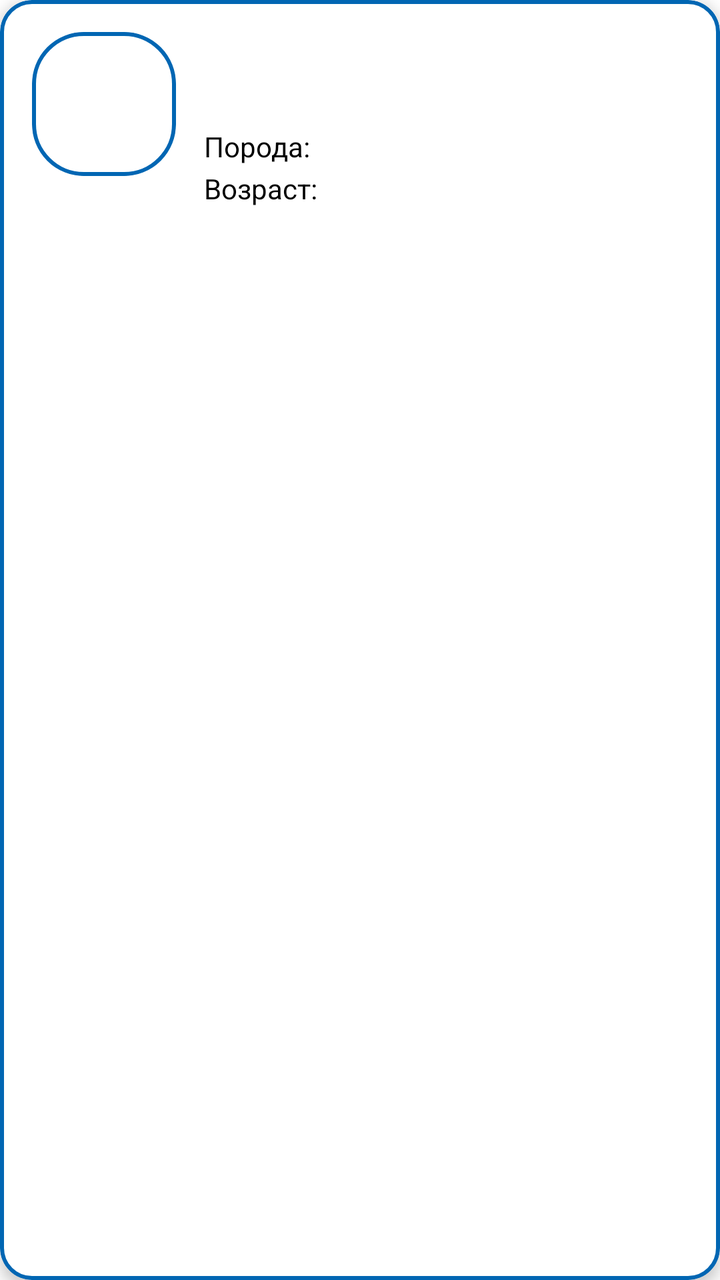
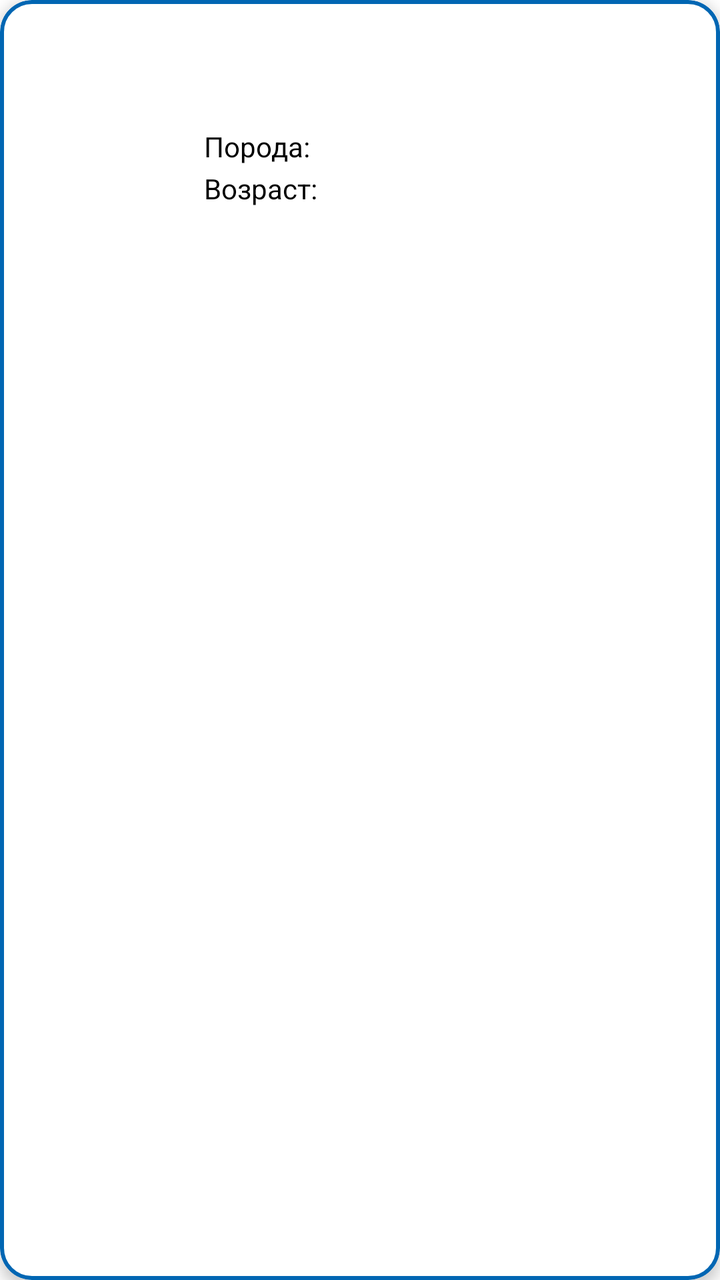

An Android layout rendered at two revisions. The XML below is the earlier revision; the diff shows what the commit changed to produce the second picture.
<!-- AndroidManifest.xml: application theme Theme.VetUslugi -->
<!-- res/layout/item_animal.xml -->
<?xml version="1.0" encoding="utf-8"?>
<com.google.android.material.card.MaterialCardView xmlns:android="http://schemas.android.com/apk/res/android"
    xmlns:app="http://schemas.android.com/apk/res-auto"
    android:layout_width="match_parent"
    android:layout_height="wrap_content"
    android:layout_marginStart="12dp"
    android:layout_marginEnd="12dp"
    android:layout_marginTop="6dp"
    android:layout_marginBottom="6dp"
    android:backgroundTint="?android:attr/background"
    app:cardCornerRadius="16dp"
    app:cardElevation="4dp"
    app:strokeColor="@color/blue"
    app:strokeWidth="2dp">

    <LinearLayout
        android:layout_width="match_parent"
        android:layout_height="wrap_content"
        android:orientation="horizontal"
        android:padding="16dp">

        <ImageView
            android:id="@+id/ivAnimalPhoto"
            android:layout_width="72dp"
            android:layout_height="72dp"
            android:layout_marginEnd="14dp"
            android:scaleType="centerCrop"
            android:background="@drawable/rounded_corners"
            android:clipToOutline="true" />

        <LinearLayout
            android:layout_width="0dp"
            android:layout_height="wrap_content"
            android:layout_gravity="center_vertical"
            android:layout_weight="1"
            android:orientation="vertical">

            <TextView
                android:id="@+id/tvAnimalNickname"
                android:layout_width="wrap_content"
                android:layout_height="wrap_content"
                android:textColor="?android:attr/colorPrimary"
                android:textSize="17sp"
                android:textStyle="bold" />

            <TextView
                android:id="@+id/tvAnimalSpecies"
                android:layout_width="wrap_content"
                android:layout_height="wrap_content"
                android:layout_marginTop="2dp"
                android:textColor="?android:attr/colorPrimary"
                android:textSize="14sp" />

            <LinearLayout
                android:layout_width="wrap_content"
                android:layout_height="wrap_content"
                android:layout_marginTop="4dp">

                <TextView
                    android:layout_width="wrap_content"
                    android:layout_height="wrap_content"
                    android:text="Порода: "
                    android:textColor="?android:attr/colorPrimary"
                    android:textSize="14sp" />

                <TextView
                    android:id="@+id/tvAnimalBreed"
                    android:layout_width="wrap_content"
                    android:layout_height="wrap_content"
                    android:textColor="?android:attr/colorPrimary"
                    android:textSize="14sp" />
            </LinearLayout>

            <LinearLayout
                android:layout_width="wrap_content"
                android:layout_height="wrap_content"
                android:layout_marginTop="2dp">

                <TextView
                    android:layout_width="wrap_content"
                    android:layout_height="wrap_content"
                    android:text="Возраст: "
                    android:textColor="?android:attr/colorPrimary"
                    android:textSize="14sp" />

                <TextView
                    android:id="@+id/tvAnimalAge"
                    android:layout_width="wrap_content"
                    android:layout_height="wrap_content"
                    android:textColor="?android:attr/colorPrimary"
                    android:textSize="14sp" />
            </LinearLayout>

            <TextView
                android:id="@+id/tvAnimalDiseases"
                android:layout_width="wrap_content"
                android:layout_height="wrap_content"
                android:layout_marginTop="4dp"
                android:textColor="@color/red"
                android:textSize="13sp"
                android:visibility="gone" />

        </LinearLayout>

    </LinearLayout>

</com.google.android.material.card.MaterialCardView>
<!-- resources referenced by this layout -->
<resources>
  <color name="blue">#0066B3</color>
  <color name="red">#EE2F53</color>
  <!-- drawable rounded_corners (drawable) -->
  <?xml version="1.0" encoding="utf-8"?>
  <selector xmlns:android="http://schemas.android.com/apk/res/android">
  
      <item android:state_focused="true">
          <shape>
              <solid android:color="?android:attr/background" />
              <stroke android:width="2.5dp" android:color="@color/blue" />
              <corners android:radius="25dp" />
              <padding
                  android:bottom="10dp"
                  android:left="12dp"
                  android:right="12dp"
                  android:top="10dp" />
          </shape>
      </item>
  
      <item>
          <shape>
              <solid android:color="?android:attr/background" />
              <stroke android:width="2dp" android:color="@color/blue" />
              <corners android:radius="25dp" />
              <padding
                  android:bottom="10dp"
                  android:left="12dp"
                  android:right="12dp"
                  android:top="10dp" />
          </shape>
      </item>
  
  </selector>
  <style name="Theme.VetUslugi" parent="Base.Theme.VetUslugi" />
  <style name="Base.Theme.VetUslugi" parent="Theme.Material3.DayNight.NoActionBar">
  
          <item name="materialButtonStyle">@style/Button</item>
          <item name="android:textViewStyle">@style/TextView</item>
          <item name="editTextStyle">@style/EditText</item>
          <item name="checkboxStyle">@style/BlueCheckBoxStyle</item>
  
          <item name="android:background">@color/white</item>
          <item name="colorPrimary">@color/black</item>
      </style>
  <style name="Button" parent="Widget.Material3.Button">
          <item name="shapeAppearanceOverlay">@style/ShapeAppearance.VetUslugi.Button</item>
          <item name="backgroundTint">@android:color/white</item>
          <item name="strokeColor">@color/blue</item>
          <item name="strokeWidth">2dp</item>
          <item name="android:textColor">@color/blue</item>
          <item name="android:textSize">20sp</item>
      </style>
  <style name="TextView" parent="android:Widget.TextView">
          <item name="android:textSize">20sp</item>
          <item name="android:textColor">@color/black</item>
      </style>
  <style name="EditText" parent="android:Widget.EditText">
          <item name="android:textColorHint">@color/light_blue</item>
          <item name="android:textSize">20sp</item>
          <item name="android:textColor">@color/blue</item>
          <item name="android:background">@drawable/rounded_corners</item>
      </style>
  <style name="BlueCheckBoxStyle" parent="Widget.AppCompat.CompoundButton.CheckBox">
          <item name="android:buttonTint">@color/checkbox_blue_tint</item>
      </style>
  <color name="white">#FFFFFF</color>
  <color name="black">#000000</color>
  <style name="ShapeAppearance.VetUslugi.Button" parent="ShapeAppearance.MaterialComponents.SmallComponent">
          <item name="cornerFamily">rounded</item>
          <item name="cornerSize">8dp</item>
      </style>
  <color name="light_blue">#85ACFF</color>
</resources>

<!-- the commit's change to res/layout/item_animal.xml (unified diff, before → after) -->
@@ -25,7 +25,7 @@
             android:layout_height="72dp"
             android:layout_marginEnd="14dp"
             android:scaleType="centerCrop"
-            android:background="@drawable/rounded_corners"
+            android:background="@drawable/rounded_image"
             android:clipToOutline="true" />
 
         <LinearLayout
<!-- resource entries referenced after the edit -->
@@ -2,6 +2,12 @@
 <resources>
   <color name="blue">#0066B3</color>
   <color name="red">#EE2F53</color>
+  <!-- drawable rounded_image (drawable) -->
+  <?xml version="1.0" encoding="utf-8"?>
+  <shape xmlns:android="http://schemas.android.com/apk/res/android">
+      <solid android:color="@android:color/transparent" />
+      <corners android:radius="12dp" />
+  </shape>
   <!-- drawable rounded_corners (drawable) -->
   <?xml version="1.0" encoding="utf-8"?>
   <selector xmlns:android="http://schemas.android.com/apk/res/android">
